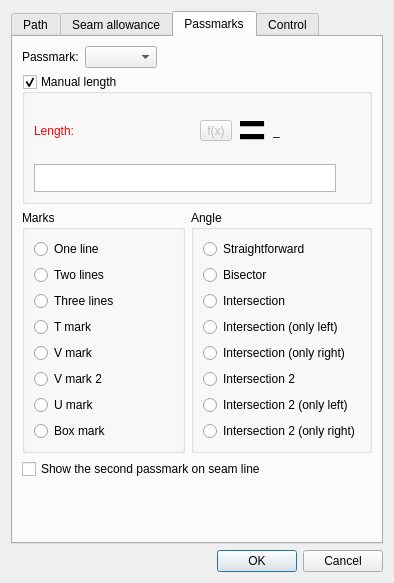
Old version of the form src/libs/vtools/dialogs/tools/piece/dialogpiecepath.ui in the repository dismine/valentina.
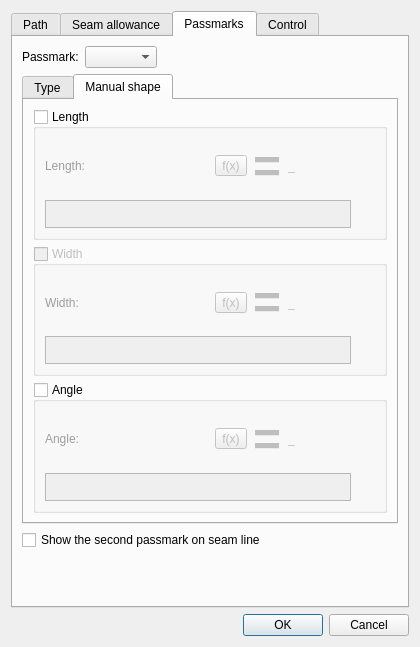
New version of the form. The open tabs and pages were chosen to show the change. Icons and pictures are not drawn. Custom widgets are drawn as their Qt base class.

Commit message: New notch type - Check Notch. Control a notch width and angle with formulas.

```diff
--- a/src/libs/vtools/dialogs/tools/piece/dialogpiecepath.ui
+++ b/src/libs/vtools/dialogs/tools/piece/dialogpiecepath.ui
@@ -6,8 +6,8 @@
    <rect>
     <x>0</x>
     <y>0</y>
-    <width>394</width>
-    <height>583</height>
+    <width>420</width>
+    <height>647</height>
    </rect>
   </property>
   <property name="windowTitle">
@@ -908,7 +908,7 @@
       <attribute name="title">
        <string>Passmarks</string>
       </attribute>
-      <layout class="QVBoxLayout" name="verticalLayout_8">
+      <layout class="QVBoxLayout" name="verticalLayout_12">
        <item>
         <layout class="QFormLayout" name="formLayout_2">
          <property name="fieldGrowthPolicy">
@@ -927,228 +927,16 @@
         </layout>
        </item>
        <item>
-        <widget class="QGroupBox" name="groupBoxManualLength">
-         <property name="enabled">
-          <bool>true</bool>
+        <widget class="QTabWidget" name="tabWidget_2">
+         <property name="currentIndex">
+          <number>0</number>
          </property>
-         <property name="title">
-          <string>Manual length</string>
-         </property>
-         <property name="checkable">
-          <bool>true</bool>
-         </property>
-         <property name="checked">
-          <bool>true</bool>
-         </property>
+         <widget class="QWidget" name="tabType">
+          <attribute name="title">
+           <string>Type</string>
+          </attribute>
          <layout class="QVBoxLayout" name="verticalLayout_7">
           <item>
-           <layout class="QHBoxLayout" name="horizontalLayout_8">
-            <item alignment="Qt::AlignLeft">
-             <widget class="QLabel" name="labelEditPassmarkLength">
-              <property name="sizePolicy">
-               <sizepolicy hsizetype="Fixed" vsizetype="Preferred">
-                <horstretch>0</horstretch>
-                <verstretch>0</verstretch>
-               </sizepolicy>
-              </property>
-              <property name="palette">
-               <palette>
-                <active>
-                 <colorrole role="WindowText">
-                  <brush brushstyle="SolidPattern">
-                   <color alpha="255">
-                    <red>255</red>
-                    <green>0</green>
-                    <blue>0</blue>
-                   </color>
-                  </brush>
-                 </colorrole>
-                </active>
-                <inactive>
-                 <colorrole role="WindowText">
-                  <brush brushstyle="SolidPattern">
-                   <color alpha="255">
-                    <red>255</red>
-                    <green>0</green>
-                    <blue>0</blue>
-                   </color>
-                  </brush>
-                 </colorrole>
-                </inactive>
-                <disabled>
-                 <colorrole role="WindowText">
-                  <brush brushstyle="SolidPattern">
-                   <color alpha="255">
-                    <red>159</red>
-                    <green>158</green>
-                    <blue>158</blue>
-                   </color>
-                  </brush>
-                 </colorrole>
-                </disabled>
-               </palette>
-              </property>
-              <property name="text">
-               <string>Length:</string>
-              </property>
-             </widget>
-            </item>
-            <item>
-             <spacer name="horizontalSpacer_7">
-              <property name="orientation">
-               <enum>Qt::Horizontal</enum>
-              </property>
-              <property name="sizeHint" stdset="0">
-               <size>
-                <width>40</width>
-                <height>20</height>
-               </size>
-              </property>
-             </spacer>
-            </item>
-            <item alignment="Qt::AlignRight">
-             <widget class="QToolButton" name="toolButtonExprLength">
-              <property name="enabled">
-               <bool>false</bool>
-              </property>
-              <property name="toolTip">
-               <string>Formula wizard</string>
-              </property>
-              <property name="text">
-               <string notr="true">f(x)</string>
-              </property>
-              <property name="icon">
-               <iconset resource="../../../../vmisc/share/resources/icon.qrc">
-                <normaloff>:/icon/24x24/fx.png</normaloff>:/icon/24x24/fx.png</iconset>
-              </property>
-              <property name="iconSize">
-               <size>
-                <width>24</width>
-                <height>24</height>
-               </size>
-              </property>
-             </widget>
-            </item>
-            <item alignment="Qt::AlignRight">
-             <widget class="QLabel" name="label_3">
-              <property name="sizePolicy">
-               <sizepolicy hsizetype="Preferred" vsizetype="Preferred">
-                <horstretch>0</horstretch>
-                <verstretch>0</verstretch>
-               </sizepolicy>
-              </property>
-              <property name="font">
-               <font>
-                <pointsize>36</pointsize>
-                <bold>true</bold>
-               </font>
-              </property>
-              <property name="text">
-               <string notr="true">=</string>
-              </property>
-              <property name="alignment">
-               <set>Qt::AlignLeading|Qt::AlignLeft|Qt::AlignVCenter</set>
-              </property>
-             </widget>
-            </item>
-            <item alignment="Qt::AlignRight">
-             <widget class="QLabel" name="labelResultPassmarkLength">
-              <property name="sizePolicy">
-               <sizepolicy hsizetype="Fixed" vsizetype="Preferred">
-                <horstretch>0</horstretch>
-                <verstretch>0</verstretch>
-               </sizepolicy>
-              </property>
-              <property name="minimumSize">
-               <size>
-                <width>87</width>
-                <height>0</height>
-               </size>
-              </property>
-              <property name="toolTip">
-               <string>Value</string>
-              </property>
-              <property name="whatsThis">
-               <string notr="true"/>
-              </property>
-              <property name="text">
-               <string notr="true">_</string>
-              </property>
-             </widget>
-            </item>
-           </layout>
-          </item>
-          <item>
-           <layout class="QHBoxLayout" name="horizontalLayout_10">
-            <item>
-             <widget class="VPlainTextEdit" name="plainTextEditPassmarkLength">
-              <property name="enabled">
-               <bool>true</bool>
-              </property>
-              <property name="sizePolicy">
-               <sizepolicy hsizetype="Expanding" vsizetype="Preferred">
-                <horstretch>0</horstretch>
-                <verstretch>0</verstretch>
-               </sizepolicy>
-              </property>
-              <property name="maximumSize">
-               <size>
-                <width>16777215</width>
-                <height>28</height>
-               </size>
-              </property>
-              <property name="toolTip">
-               <string>Calculation</string>
-              </property>
-              <property name="tabChangesFocus">
-               <bool>true</bool>
-              </property>
-             </widget>
-            </item>
-            <item>
-             <widget class="QPushButton" name="pushButtonGrowPassmarkLength">
-              <property name="enabled">
-               <bool>true</bool>
-              </property>
-              <property name="maximumSize">
-               <size>
-                <width>18</width>
-                <height>18</height>
-               </size>
-              </property>
-              <property name="sizeIncrement">
-               <size>
-                <width>0</width>
-                <height>0</height>
-               </size>
-              </property>
-              <property name="toolTip">
-               <string>&lt;html&gt;&lt;head/&gt;&lt;body&gt;&lt;p&gt;Show full calculation in message box&lt;/p&gt;&lt;/body&gt;&lt;/html&gt;</string>
-              </property>
-              <property name="text">
-               <string notr="true"/>
-              </property>
-              <property name="icon">
-               <iconset theme="go-down">
-                <normaloff>../</normaloff>../</iconset>
-              </property>
-              <property name="iconSize">
-               <size>
-                <width>16</width>
-                <height>16</height>
-               </size>
-              </property>
-              <property name="flat">
-               <bool>true</bool>
-              </property>
-             </widget>
-            </item>
-           </layout>
-          </item>
-         </layout>
-        </widget>
-       </item>
-       <item>
         <layout class="QHBoxLayout" name="horizontalLayout">
          <item>
           <widget class="QGroupBox" name="groupBoxMarkType">
@@ -1401,6 +1189,702 @@
           </widget>
          </item>
         </layout>
+           </item>
+           <item>
+            <widget class="QCheckBox" name="checkBoxClockwiseOpening">
+             <property name="enabled">
+              <bool>false</bool>
+             </property>
+             <property name="text">
+              <string>Clockwise opening</string>
+             </property>
+            </widget>
+           </item>
+          </layout>
+         </widget>
+         <widget class="QWidget" name="tabManualShape">
+          <attribute name="title">
+           <string>Manual shape</string>
+          </attribute>
+          <layout class="QVBoxLayout" name="verticalLayout_11">
+           <item>
+            <widget class="QGroupBox" name="groupBoxManualLength">
+             <property name="enabled">
+              <bool>true</bool>
+             </property>
+             <property name="title">
+              <string>Length</string>
+             </property>
+             <property name="checkable">
+              <bool>true</bool>
+             </property>
+             <property name="checked">
+              <bool>false</bool>
+             </property>
+             <layout class="QVBoxLayout" name="verticalLayout_10">
+              <item>
+               <layout class="QHBoxLayout" name="horizontalLayout_19">
+                <item alignment="Qt::AlignLeft">
+                 <widget class="QLabel" name="labelEditPassmarkLength">
+                  <property name="enabled">
+                   <bool>false</bool>
+                  </property>
+                  <property name="sizePolicy">
+                   <sizepolicy hsizetype="Fixed" vsizetype="Preferred">
+                    <horstretch>0</horstretch>
+                    <verstretch>0</verstretch>
+                   </sizepolicy>
+                  </property>
+                  <property name="palette">
+                   <palette>
+                    <active>
+                     <colorrole role="WindowText">
+                      <brush brushstyle="SolidPattern">
+                       <color alpha="255">
+                        <red>255</red>
+                        <green>0</green>
+                        <blue>0</blue>
+                       </color>
+                      </brush>
+                     </colorrole>
+                    </active>
+                    <inactive>
+                     <colorrole role="WindowText">
+                      <brush brushstyle="SolidPattern">
+                       <color alpha="255">
+                        <red>255</red>
+                        <green>0</green>
+                        <blue>0</blue>
+                       </color>
+                      </brush>
+                     </colorrole>
+                    </inactive>
+                    <disabled>
+                     <colorrole role="WindowText">
+                      <brush brushstyle="SolidPattern">
+                       <color alpha="255">
+                        <red>159</red>
+                        <green>158</green>
+                        <blue>158</blue>
+                       </color>
+                      </brush>
+                     </colorrole>
+                    </disabled>
+                   </palette>
+                  </property>
+                  <property name="text">
+                   <string comment="notch depth">Length:</string>
+                  </property>
+                 </widget>
+                </item>
+                <item>
+                 <spacer name="horizontalSpacer_10">
+                  <property name="orientation">
+                   <enum>Qt::Horizontal</enum>
+                  </property>
+                  <property name="sizeHint" stdset="0">
+                   <size>
+                    <width>40</width>
+                    <height>20</height>
+                   </size>
+                  </property>
+                 </spacer>
+                </item>
+                <item alignment="Qt::AlignRight">
+                 <widget class="QToolButton" name="toolButtonExprLength">
+                  <property name="enabled">
+                   <bool>false</bool>
+                  </property>
+                  <property name="toolTip">
+                   <string>Formula wizard</string>
+                  </property>
+                  <property name="text">
+                   <string notr="true">f(x)</string>
+                  </property>
+                  <property name="icon">
+                   <iconset resource="../../../../vmisc/share/resources/icon.qrc">
+                    <normaloff>:/icon/24x24/fx.png</normaloff>:/icon/24x24/fx.png</iconset>
+                  </property>
+                  <property name="iconSize">
+                   <size>
+                    <width>24</width>
+                    <height>24</height>
+                   </size>
+                  </property>
+                 </widget>
+                </item>
+                <item alignment="Qt::AlignRight">
+                 <widget class="QLabel" name="label_8">
+                  <property name="sizePolicy">
+                   <sizepolicy hsizetype="Preferred" vsizetype="Preferred">
+                    <horstretch>0</horstretch>
+                    <verstretch>0</verstretch>
+                   </sizepolicy>
+                  </property>
+                  <property name="font">
+                   <font>
+                    <pointsize>36</pointsize>
+                    <bold>true</bold>
+                   </font>
+                  </property>
+                  <property name="text">
+                   <string notr="true">=</string>
+                  </property>
+                  <property name="alignment">
+                   <set>Qt::AlignLeading|Qt::AlignLeft|Qt::AlignVCenter</set>
+                  </property>
+                 </widget>
+                </item>
+                <item alignment="Qt::AlignRight">
+                 <widget class="QLabel" name="labelResultPassmarkLength">
+                  <property name="sizePolicy">
+                   <sizepolicy hsizetype="Fixed" vsizetype="Preferred">
+                    <horstretch>0</horstretch>
+                    <verstretch>0</verstretch>
+                   </sizepolicy>
+                  </property>
+                  <property name="minimumSize">
+                   <size>
+                    <width>87</width>
+                    <height>0</height>
+                   </size>
+                  </property>
+                  <property name="toolTip">
+                   <string>Value</string>
+                  </property>
+                  <property name="whatsThis">
+                   <string notr="true"/>
+                  </property>
+                  <property name="text">
+                   <string notr="true">_</string>
+                  </property>
+                 </widget>
+                </item>
+               </layout>
+              </item>
+              <item>
+               <layout class="QHBoxLayout" name="horizontalLayout_20">
+                <item>
+                 <widget class="VPlainTextEdit" name="plainTextEditPassmarkLength">
+                  <property name="enabled">
+                   <bool>false</bool>
+                  </property>
+                  <property name="sizePolicy">
+                   <sizepolicy hsizetype="Expanding" vsizetype="Preferred">
+                    <horstretch>0</horstretch>
+                    <verstretch>0</verstretch>
+                   </sizepolicy>
+                  </property>
+                  <property name="maximumSize">
+                   <size>
+                    <width>16777215</width>
+                    <height>28</height>
+                   </size>
+                  </property>
+                  <property name="toolTip">
+                   <string>Calculation</string>
+                  </property>
+                  <property name="tabChangesFocus">
+                   <bool>true</bool>
+                  </property>
+                 </widget>
+                </item>
+                <item>
+                 <widget class="QPushButton" name="pushButtonGrowPassmarkLength">
+                  <property name="enabled">
+                   <bool>false</bool>
+                  </property>
+                  <property name="maximumSize">
+                   <size>
+                    <width>18</width>
+                    <height>18</height>
+                   </size>
+                  </property>
+                  <property name="sizeIncrement">
+                   <size>
+                    <width>0</width>
+                    <height>0</height>
+                   </size>
+                  </property>
+                  <property name="toolTip">
+                   <string>&lt;html&gt;&lt;head/&gt;&lt;body&gt;&lt;p&gt;Show full calculation in message box&lt;/p&gt;&lt;/body&gt;&lt;/html&gt;</string>
+                  </property>
+                  <property name="text">
+                   <string notr="true"/>
+                  </property>
+                  <property name="icon">
+                   <iconset theme="go-down">
+                    <normaloff>../</normaloff>../</iconset>
+                  </property>
+                  <property name="iconSize">
+                   <size>
+                    <width>16</width>
+                    <height>16</height>
+                   </size>
+                  </property>
+                  <property name="flat">
+                   <bool>true</bool>
+                  </property>
+                 </widget>
+                </item>
+               </layout>
+              </item>
+             </layout>
+            </widget>
+           </item>
+           <item>
+            <widget class="QGroupBox" name="groupBoxManualWidth">
+             <property name="enabled">
+              <bool>false</bool>
+             </property>
+             <property name="title">
+              <string>Width</string>
+             </property>
+             <property name="checkable">
+              <bool>true</bool>
+             </property>
+             <property name="checked">
+              <bool>false</bool>
+             </property>
+             <layout class="QVBoxLayout" name="verticalLayout_9">
+              <item>
+               <layout class="QHBoxLayout" name="horizontalLayout_13">
+                <item alignment="Qt::AlignLeft">
+                 <widget class="QLabel" name="labelEditPassmarkWidth">
+                  <property name="enabled">
+                   <bool>false</bool>
+                  </property>
+                  <property name="sizePolicy">
+                   <sizepolicy hsizetype="Fixed" vsizetype="Preferred">
+                    <horstretch>0</horstretch>
+                    <verstretch>0</verstretch>
+                   </sizepolicy>
+                  </property>
+                  <property name="palette">
+                   <palette>
+                    <active>
+                     <colorrole role="WindowText">
+                      <brush brushstyle="SolidPattern">
+                       <color alpha="255">
+                        <red>255</red>
+                        <green>0</green>
+                        <blue>0</blue>
+                       </color>
+                      </brush>
+                     </colorrole>
+                    </active>
+                    <inactive>
+                     <colorrole role="WindowText">
+                      <brush brushstyle="SolidPattern">
+                       <color alpha="255">
+                        <red>255</red>
+                        <green>0</green>
+                        <blue>0</blue>
+                       </color>
+                      </brush>
+                     </colorrole>
+                    </inactive>
+                    <disabled>
+                     <colorrole role="WindowText">
+                      <brush brushstyle="SolidPattern">
+                       <color alpha="255">
+                        <red>159</red>
+                        <green>158</green>
+                        <blue>158</blue>
+                       </color>
+                      </brush>
+                     </colorrole>
+                    </disabled>
+                   </palette>
+                  </property>
+                  <property name="text">
+                   <string comment="notch width">Width:</string>
+                  </property>
+                 </widget>
+                </item>
+                <item>
+                 <spacer name="horizontalSpacer_9">
+                  <property name="orientation">
+                   <enum>Qt::Horizontal</enum>
+                  </property>
+                  <property name="sizeHint" stdset="0">
+                   <size>
+                    <width>40</width>
+                    <height>20</height>
+                   </size>
+                  </property>
+                 </spacer>
+                </item>
+                <item alignment="Qt::AlignRight">
+                 <widget class="QToolButton" name="toolButtonExprWidth_2">
+                  <property name="enabled">
+                   <bool>false</bool>
+                  </property>
+                  <property name="toolTip">
+                   <string>Formula wizard</string>
+                  </property>
+                  <property name="text">
+                   <string notr="true">f(x)</string>
+                  </property>
+                  <property name="icon">
+                   <iconset resource="../../../../vmisc/share/resources/icon.qrc">
+                    <normaloff>:/icon/24x24/fx.png</normaloff>:/icon/24x24/fx.png</iconset>
+                  </property>
+                  <property name="iconSize">
+                   <size>
+                    <width>24</width>
+                    <height>24</height>
+                   </size>
+                  </property>
+                 </widget>
+                </item>
+                <item alignment="Qt::AlignRight">
+                 <widget class="QLabel" name="label_4">
+                  <property name="sizePolicy">
+                   <sizepolicy hsizetype="Preferred" vsizetype="Preferred">
+                    <horstretch>0</horstretch>
+                    <verstretch>0</verstretch>
+                   </sizepolicy>
+                  </property>
+                  <property name="font">
+                   <font>
+                    <pointsize>36</pointsize>
+                    <bold>true</bold>
+                   </font>
+                  </property>
+                  <property name="text">
+                   <string notr="true">=</string>
+                  </property>
+                  <property name="alignment">
+                   <set>Qt::AlignLeading|Qt::AlignLeft|Qt::AlignVCenter</set>
+                  </property>
+                 </widget>
+                </item>
+                <item alignment="Qt::AlignRight">
+                 <widget class="QLabel" name="labelResultPassmarkWidth">
+                  <property name="sizePolicy">
+                   <sizepolicy hsizetype="Fixed" vsizetype="Preferred">
+                    <horstretch>0</horstretch>
+                    <verstretch>0</verstretch>
+                   </sizepolicy>
+                  </property>
+                  <property name="minimumSize">
+                   <size>
+                    <width>87</width>
+                    <height>0</height>
+                   </size>
+                  </property>
+                  <property name="toolTip">
+                   <string>Value</string>
+                  </property>
+                  <property name="whatsThis">
+                   <string notr="true"/>
+                  </property>
+                  <property name="text">
+                   <string notr="true">_</string>
+                  </property>
+                 </widget>
+                </item>
+               </layout>
+              </item>
+              <item>
+               <layout class="QHBoxLayout" name="horizontalLayout_18">
+                <item>
+                 <widget class="VPlainTextEdit" name="plainTextEditPassmarkWidth">
+                  <property name="enabled">
+                   <bool>false</bool>
+                  </property>
+                  <property name="sizePolicy">
+                   <sizepolicy hsizetype="Expanding" vsizetype="Preferred">
+                    <horstretch>0</horstretch>
+                    <verstretch>0</verstretch>
+                   </sizepolicy>
+                  </property>
+                  <property name="maximumSize">
+                   <size>
+                    <width>16777215</width>
+                    <height>28</height>
+                   </size>
+                  </property>
+                  <property name="toolTip">
+                   <string>Calculation</string>
+                  </property>
+                  <property name="tabChangesFocus">
+                   <bool>true</bool>
+                  </property>
+                 </widget>
+                </item>
+                <item>
+                 <widget class="QPushButton" name="pushButtonGrowPassmarkWidth">
+                  <property name="enabled">
+                   <bool>false</bool>
+                  </property>
+                  <property name="maximumSize">
+                   <size>
+                    <width>18</width>
+                    <height>18</height>
+                   </size>
+                  </property>
+                  <property name="sizeIncrement">
+                   <size>
+                    <width>0</width>
+                    <height>0</height>
+                   </size>
+                  </property>
+                  <property name="toolTip">
+                   <string>&lt;html&gt;&lt;head/&gt;&lt;body&gt;&lt;p&gt;Show full calculation in message box&lt;/p&gt;&lt;/body&gt;&lt;/html&gt;</string>
+                  </property>
+                  <property name="text">
+                   <string notr="true"/>
+                  </property>
+                  <property name="icon">
+                   <iconset theme="go-down">
+                    <normaloff>../</normaloff>../</iconset>
+                  </property>
+                  <property name="iconSize">
+                   <size>
+                    <width>16</width>
+                    <height>16</height>
+                   </size>
+                  </property>
+                  <property name="flat">
+                   <bool>true</bool>
+                  </property>
+                 </widget>
+                </item>
+               </layout>
+              </item>
+             </layout>
+            </widget>
+           </item>
+           <item>
+            <widget class="QGroupBox" name="groupBoxManualAngle">
+             <property name="enabled">
+              <bool>true</bool>
+             </property>
+             <property name="title">
+              <string>Angle</string>
+             </property>
+             <property name="checkable">
+              <bool>true</bool>
+             </property>
+             <property name="checked">
+              <bool>false</bool>
+             </property>
+             <layout class="QVBoxLayout" name="verticalLayout_8">
+              <item>
+               <layout class="QHBoxLayout" name="horizontalLayout_11">
+                <item alignment="Qt::AlignLeft">
+                 <widget class="QLabel" name="labelEditPassmarkAngle">
+                  <property name="enabled">
+                   <bool>false</bool>
+                  </property>
+                  <property name="sizePolicy">
+                   <sizepolicy hsizetype="Fixed" vsizetype="Preferred">
+                    <horstretch>0</horstretch>
+                    <verstretch>0</verstretch>
+                   </sizepolicy>
+                  </property>
+                  <property name="palette">
+                   <palette>
+                    <active>
+                     <colorrole role="WindowText">
+                      <brush brushstyle="SolidPattern">
+                       <color alpha="255">
+                        <red>255</red>
+                        <green>0</green>
+                        <blue>0</blue>
+                       </color>
+                      </brush>
+                     </colorrole>
+                    </active>
+                    <inactive>
+                     <colorrole role="WindowText">
+                      <brush brushstyle="SolidPattern">
+                       <color alpha="255">
+                        <red>255</red>
+                        <green>0</green>
+                        <blue>0</blue>
+                       </color>
+                      </brush>
+                     </colorrole>
+                    </inactive>
+                    <disabled>
+                     <colorrole role="WindowText">
+                      <brush brushstyle="SolidPattern">
+                       <color alpha="255">
+                        <red>159</red>
+                        <green>158</green>
+                        <blue>158</blue>
+                       </color>
+                      </brush>
+                     </colorrole>
+                    </disabled>
+                   </palette>
+                  </property>
+                  <property name="text">
+                   <string comment="notch angle">Angle:</string>
+                  </property>
+                 </widget>
+                </item>
+                <item>
+                 <spacer name="horizontalSpacer_8">
+                  <property name="orientation">
+                   <enum>Qt::Horizontal</enum>
+                  </property>
+                  <property name="sizeHint" stdset="0">
+                   <size>
+                    <width>40</width>
+                    <height>20</height>
+                   </size>
+                  </property>
+                 </spacer>
+                </item>
+                <item alignment="Qt::AlignRight">
+                 <widget class="QToolButton" name="toolButtonExprAngle">
+                  <property name="enabled">
+                   <bool>false</bool>
+                  </property>
+                  <property name="toolTip">
+                   <string>Formula wizard</string>
+                  </property>
+                  <property name="text">
+                   <string notr="true">f(x)</string>
+                  </property>
+                  <property name="icon">
+                   <iconset resource="../../../../vmisc/share/resources/icon.qrc">
+                    <normaloff>:/icon/24x24/fx.png</normaloff>:/icon/24x24/fx.png</iconset>
+                  </property>
+                  <property name="iconSize">
+                   <size>
+                    <width>24</width>
+                    <height>24</height>
+                   </size>
+                  </property>
+                 </widget>
+                </item>
+                <item alignment="Qt::AlignRight">
+                 <widget class="QLabel" name="label_7">
+                  <property name="sizePolicy">
+                   <sizepolicy hsizetype="Preferred" vsizetype="Preferred">
+                    <horstretch>0</horstretch>
+                    <verstretch>0</verstretch>
+                   </sizepolicy>
+                  </property>
+                  <property name="font">
+                   <font>
+                    <pointsize>36</pointsize>
+                    <bold>true</bold>
+                   </font>
+                  </property>
+                  <property name="text">
+                   <string notr="true">=</string>
+                  </property>
+                  <property name="alignment">
+                   <set>Qt::AlignLeading|Qt::AlignLeft|Qt::AlignVCenter</set>
+                  </property>
+                 </widget>
+                </item>
+                <item alignment="Qt::AlignRight">
+                 <widget class="QLabel" name="labelResultPassmarkAngle">
+                  <property name="sizePolicy">
+                   <sizepolicy hsizetype="Fixed" vsizetype="Preferred">
+                    <horstretch>0</horstretch>
+                    <verstretch>0</verstretch>
+                   </sizepolicy>
+                  </property>
+                  <property name="minimumSize">
+                   <size>
+                    <width>87</width>
+                    <height>0</height>
+                   </size>
+                  </property>
+                  <property name="toolTip">
+                   <string>Value</string>
+                  </property>
+                  <property name="whatsThis">
+                   <string notr="true"/>
+                  </property>
+                  <property name="text">
+                   <string notr="true">_</string>
+                  </property>
+                 </widget>
+                </item>
+               </layout>
+              </item>
+              <item>
+               <layout class="QHBoxLayout" name="horizontalLayout_12">
+                <item>
+                 <widget class="VPlainTextEdit" name="plainTextEditPassmarkAngle">
+                  <property name="enabled">
+                   <bool>false</bool>
+                  </property>
+                  <property name="sizePolicy">
+                   <sizepolicy hsizetype="Expanding" vsizetype="Preferred">
+                    <horstretch>0</horstretch>
+                    <verstretch>0</verstretch>
+                   </sizepolicy>
+                  </property>
+                  <property name="maximumSize">
+                   <size>
+                    <width>16777215</width>
+                    <height>28</height>
+                   </size>
+                  </property>
+                  <property name="toolTip">
+                   <string>Calculation</string>
+                  </property>
+                  <property name="tabChangesFocus">
+                   <bool>true</bool>
+                  </property>
+                 </widget>
+                </item>
+                <item>
+                 <widget class="QPushButton" name="pushButtonGrowPassmarkAngle">
+                  <property name="enabled">
+                   <bool>false</bool>
+                  </property>
+                  <property name="maximumSize">
+                   <size>
+                    <width>18</width>
+                    <height>18</height>
+                   </size>
+                  </property>
+                  <property name="sizeIncrement">
+                   <size>
+                    <width>0</width>
+                    <height>0</height>
+                   </size>
+                  </property>
+                  <property name="toolTip">
+                   <string>&lt;html&gt;&lt;head/&gt;&lt;body&gt;&lt;p&gt;Show full calculation in message box&lt;/p&gt;&lt;/body&gt;&lt;/html&gt;</string>
+                  </property>
+                  <property name="text">
+                   <string notr="true"/>
+                  </property>
+                  <property name="icon">
+                   <iconset theme="go-down">
+                    <normaloff>../</normaloff>../</iconset>
+                  </property>
+                  <property name="iconSize">
+                   <size>
+                    <width>16</width>
+                    <height>16</height>
+                   </size>
+                  </property>
+                  <property name="flat">
+                   <bool>true</bool>
+                  </property>
+                 </widget>
+                </item>
+               </layout>
+              </item>
+             </layout>
+            </widget>
+           </item>
+          </layout>
+         </widget>
+        </widget>
        </item>
        <item>
         <widget class="QCheckBox" name="checkBoxShowSecondPassmark">
```
Left out of the diff: 10 changed lines with no effect on the pictures. Lines whose indentation alone changed are shown as unchanged. The commit also changes 38 other files.
